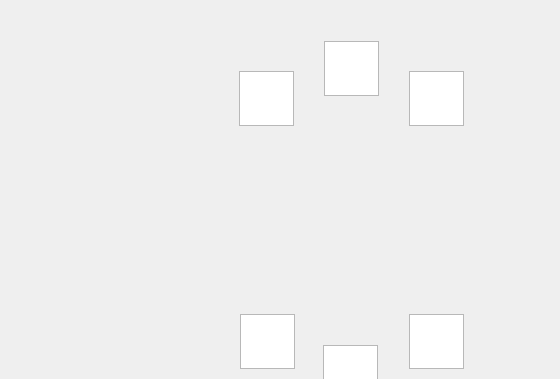
Above: gui/mainwindow.ui from DanielDuranSW/TFG-DigitalTwin before the change; both pictures show x 0 to 560 and y 0 to 379 of the 800 by 600 pixel window. Below: the same form after it.
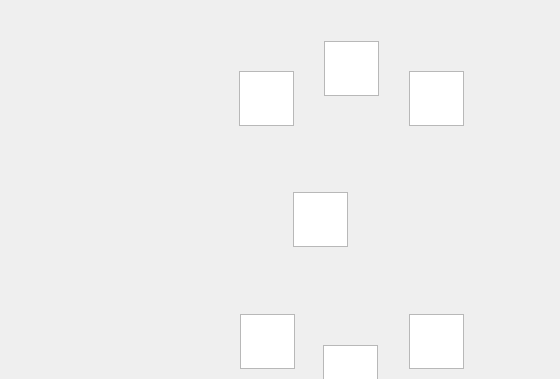
That is the form after the change. Icons and pictures are not drawn.

Diff of the .ui file:
```diff
--- a/gui/mainwindow.ui
+++ b/gui/mainwindow.ui
@@ -837,6 +837,28 @@
      </brush>
     </property>
    </widget>
+   <widget class="QGraphicsView" name="graphicsViewRtc">
+    <property name="geometry">
+     <rect>
+      <x>293</x>
+      <y>192</y>
+      <width>55</width>
+      <height>55</height>
+     </rect>
+    </property>
+    <property name="autoFillBackground">
+     <bool>false</bool>
+    </property>
+    <property name="foregroundBrush">
+     <brush brushstyle="NoBrush">
+      <color alpha="255">
+       <red>0</red>
+       <green>0</green>
+       <blue>0</blue>
+      </color>
+     </brush>
+    </property>
+   </widget>
    <zorder>label</zorder>
    <zorder>graphicsViewFsr</zorder>
    <zorder>graphicsViewImu</zorder>
```
Left out of the diff: 1 changed line with no effect on the pictures.
